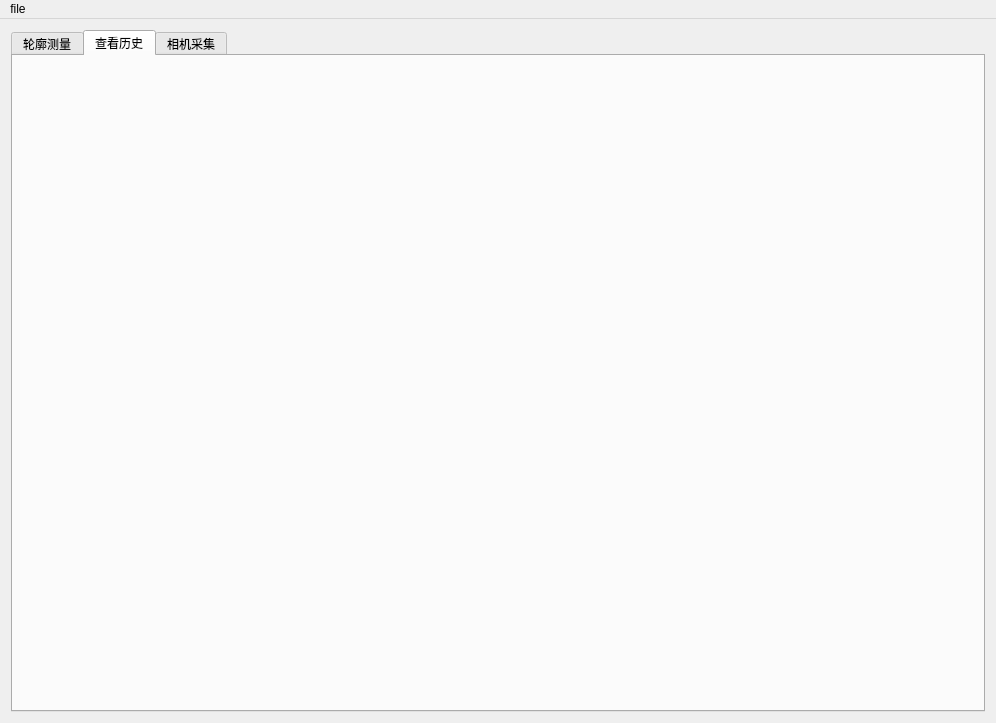
First picture: the form in BilletMeasurement/BilletMeasurement.ui, repository kliu1111/BilletMeasurement_V2, before the edit.
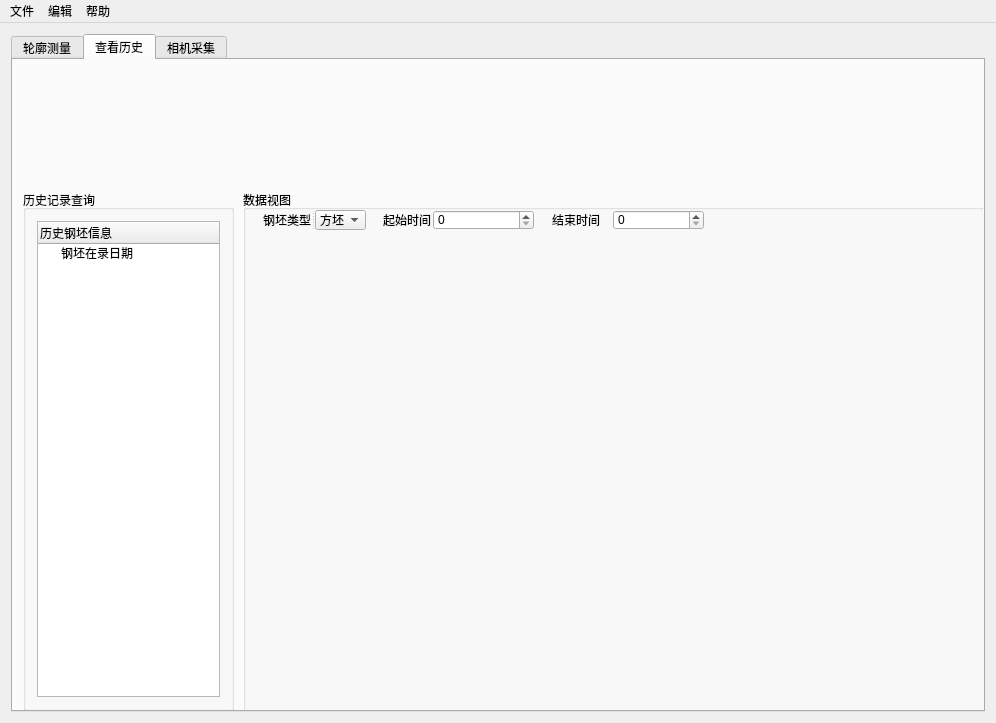
Second picture: the form after the edit. The open tabs and pages were chosen to show the change. Icons and pictures are not drawn. Custom widgets are drawn as their Qt base class.

Diff of the .ui file:
```diff
--- a/BilletMeasurement/BilletMeasurement.ui
+++ b/BilletMeasurement/BilletMeasurement.ui
@@ -206,7 +206,137 @@
        <attribute name="title">
         <string>查看历史</string>
        </attribute>
-       <layout class="QHBoxLayout" name="horizontalLayout_5"/>
+       <widget class="QGroupBox" name="groupBox_5">
+        <property name="geometry">
+         <rect>
+          <x>10</x>
+          <y>130</y>
+          <width>211</width>
+          <height>521</height>
+         </rect>
+        </property>
+        <property name="title">
+         <string>历史记录查询</string>
+        </property>
+        <layout class="QHBoxLayout" name="horizontalLayout_2">
+         <item>
+          <widget class="QTreeWidget" name="treeWidget_3">
+           <column>
+            <property name="text">
+             <string>历史钢坯信息</string>
+            </property>
+           </column>
+           <item>
+            <property name="text">
+             <string>钢坯在录日期</string>
+            </property>
+           </item>
+          </widget>
+         </item>
+        </layout>
+       </widget>
+       <widget class="QGroupBox" name="groupBox_6">
+        <property name="geometry">
+         <rect>
+          <x>230</x>
+          <y>130</y>
+          <width>741</width>
+          <height>531</height>
+         </rect>
+        </property>
+        <property name="title">
+         <string>数据视图</string>
+        </property>
+        <widget class="QSplitter" name="splitter_4">
+         <property name="geometry">
+          <rect>
+           <x>250</x>
+           <y>20</y>
+           <width>103</width>
+           <height>20</height>
+          </rect>
+         </property>
+         <property name="orientation">
+          <enum>Qt::Horizontal</enum>
+         </property>
+        </widget>
+        <widget class="QSpinBox" name="spinBox">
+         <property name="geometry">
+          <rect>
+           <x>190</x>
+           <y>20</y>
+           <width>101</width>
+           <height>20</height>
+          </rect>
+         </property>
+        </widget>
+        <widget class="QSpinBox" name="spinBox_2">
+         <property name="geometry">
+          <rect>
+           <x>370</x>
+           <y>20</y>
+           <width>91</width>
+           <height>20</height>
+          </rect>
+         </property>
+        </widget>
+        <widget class="QLabel" name="label_5">
+         <property name="geometry">
+          <rect>
+           <x>309</x>
+           <y>20</y>
+           <width>51</width>
+           <height>20</height>
+          </rect>
+         </property>
+         <property name="text">
+          <string>结束时间</string>
+         </property>
+        </widget>
+        <widget class="QSplitter" name="splitter_2">
+         <property name="geometry">
+          <rect>
+           <x>20</x>
+           <y>20</y>
+           <width>103</width>
+           <height>20</height>
+          </rect>
+         </property>
+         <property name="orientation">
+          <enum>Qt::Horizontal</enum>
+         </property>
+         <widget class="QLabel" name="label_3">
+          <property name="text">
+           <string>钢坯类型</string>
+          </property>
+         </widget>
+         <widget class="QComboBox" name="comboBox">
+          <item>
+           <property name="text">
+            <string>方坯</string>
+           </property>
+          </item>
+          <item>
+           <property name="text">
+            <string>板坯</string>
+           </property>
+          </item>
+         </widget>
+        </widget>
+        <widget class="QLabel" name="label_4">
+         <property name="geometry">
+          <rect>
+           <x>140</x>
+           <y>20</y>
+           <width>51</width>
+           <height>20</height>
+          </rect>
+         </property>
+         <property name="text">
+          <string>起始时间</string>
+         </property>
+        </widget>
+       </widget>
       </widget>
       <widget class="QWidget" name="tabWidgetPage1">
        <attribute name="title">
@@ -778,11 +908,23 @@
    </property>
    <widget class="QMenu" name="menuFile">
     <property name="title">
-     <string>file</string>
+     <string>文件</string>
     </property>
     <addaction name="actionOpen"/>
    </widget>
+   <widget class="QMenu" name="menu">
+    <property name="title">
+     <string>编辑</string>
+    </property>
+   </widget>
+   <widget class="QMenu" name="menu_2">
+    <property name="title">
+     <string>帮助</string>
+    </property>
+   </widget>
    <addaction name="menuFile"/>
+   <addaction name="menu"/>
+   <addaction name="menu_2"/>
   </widget>
   <action name="action_connect">
    <property name="icon">
```
Left out of the diff: 4 changed lines with no effect on the pictures.
